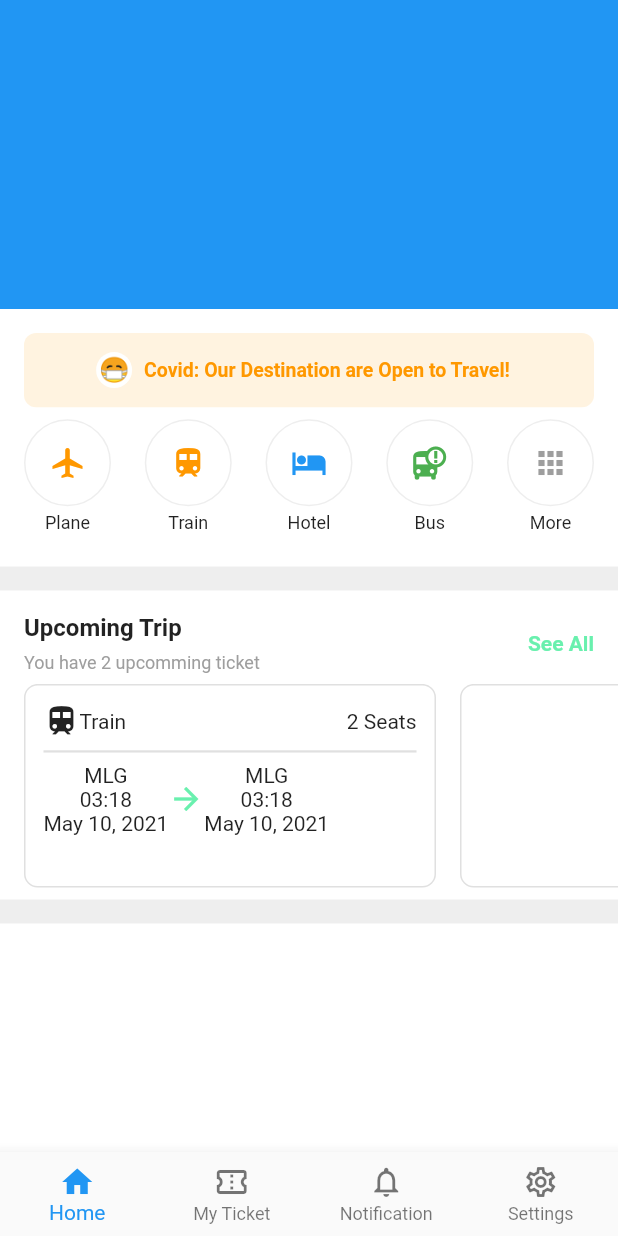
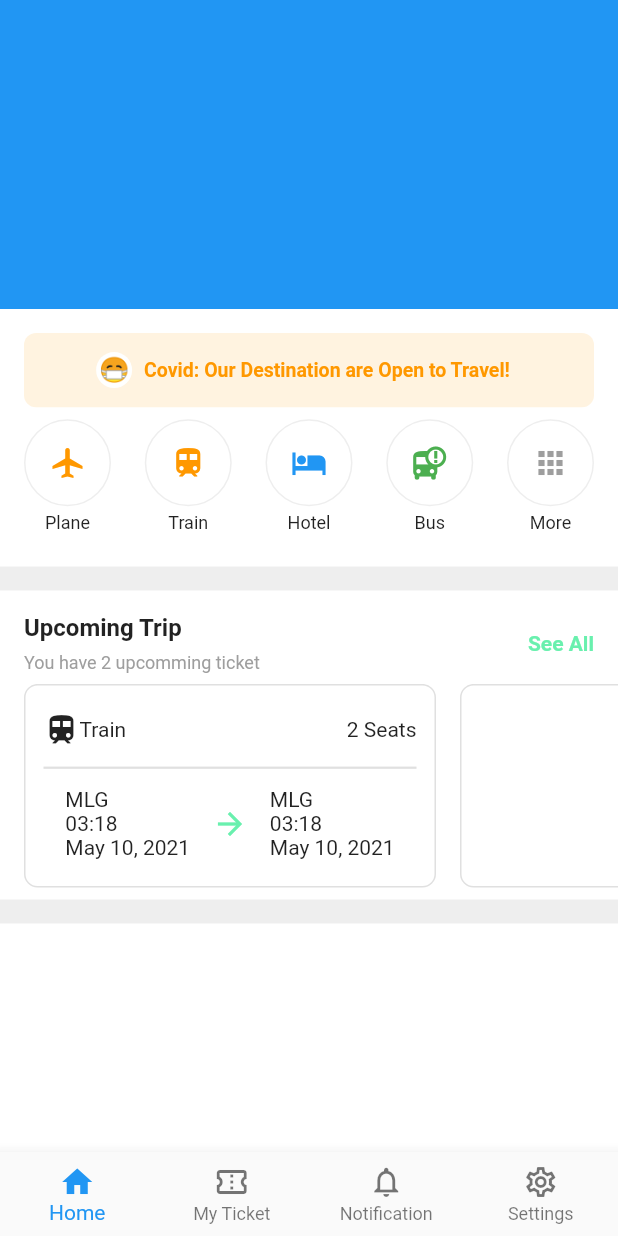
Before and after one commit to JAICHANGPARK/flutter_notebook_11th_story, a Flutter app: the screen it shows after launch, on a phone screen of 412 x 824 dp. Run offline on Flutter 3.47's test engine with Material 2 defaults, Android fonts, the phone set to English and light mode, and no system bars; our stand-ins replace backdrop, badges, flutter_inner_drawer, flutter_slidable, google_fonts.

Commit message:
Update ticket_booking_home_page.dart

```diff
--- a/lib/ep710_ticket_booking_app/ticket_booking_home_page.dart
+++ b/lib/ep710_ticket_booking_app/ticket_booking_home_page.dart
@@ -243,6 +243,8 @@ class _TicketBookingHomePageState extends State<TicketBookingHomePage> {
                                 ),
                                 padding: EdgeInsets.all(12),
                                 child: Column(
+                                  crossAxisAlignment: CrossAxisAlignment.start,
+                                  mainAxisAlignment: MainAxisAlignment.spaceEvenly,
                                   children: [
                                     Row(
                                       children: [
@@ -257,8 +259,12 @@ class _TicketBookingHomePageState extends State<TicketBookingHomePage> {
                                       thickness: 1.5,
                                     ),
                                     Row(
+                                      mainAxisAlignment: MainAxisAlignment.spaceEvenly,
+                                      crossAxisAlignment: CrossAxisAlignment.center,
                                       children: [
                                         Column(
+                                          crossAxisAlignment: CrossAxisAlignment.start,
+                                          mainAxisAlignment: MainAxisAlignment.spaceEvenly,
                                           children: [
                                             Text("MLG"),
                                             Text("03:18"),
@@ -268,6 +274,7 @@ class _TicketBookingHomePageState extends State<TicketBookingHomePage> {
                                         Icon(Icons.arrow_forward, color: Colors.greenAccent,
                                         ),
                                         Column(
+                                          crossAxisAlignment: CrossAxisAlignment.start,
                                           children: [
                                             Text("MLG"),
                                             Text("03:18"),
```
